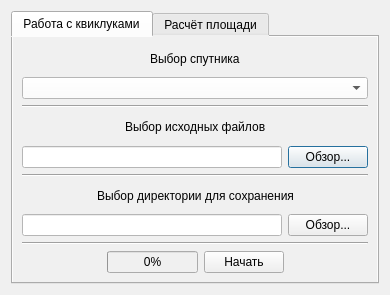
Above: helper_main_dialog_base.ui from bazzile/helper before the change. Below: the same form after it.
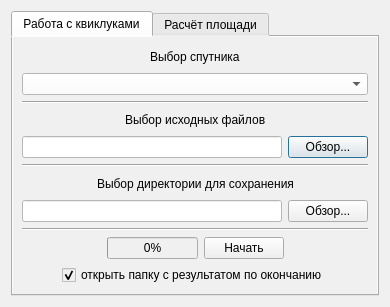
That is the form after the change.

Commit message: первая рабочая версия с БКА

```diff
--- a/helper_main_dialog_base.ui
+++ b/helper_main_dialog_base.ui
@@ -272,6 +272,46 @@
            </item>
           </layout>
          </item>
+         <item>
+          <layout class="QHBoxLayout" name="horizontalLayout">
+           <item>
+            <spacer name="horizontalSpacer_10">
+             <property name="orientation">
+              <enum>Qt::Horizontal</enum>
+             </property>
+             <property name="sizeHint" stdset="0">
+              <size>
+               <width>40</width>
+               <height>20</height>
+              </size>
+             </property>
+            </spacer>
+           </item>
+           <item>
+            <widget class="QCheckBox" name="browse_on_complete">
+             <property name="text">
+              <string>открыть папку с результатом по окончанию</string>
+             </property>
+             <property name="checked">
+              <bool>true</bool>
+             </property>
+            </widget>
+           </item>
+           <item>
+            <spacer name="horizontalSpacer_9">
+             <property name="orientation">
+              <enum>Qt::Horizontal</enum>
+             </property>
+             <property name="sizeHint" stdset="0">
+              <size>
+               <width>40</width>
+               <height>20</height>
+              </size>
+             </property>
+            </spacer>
+           </item>
+          </layout>
+         </item>
         </layout>
        </item>
       </layout>
```
Left out of the diff: 10 changed lines with no effect on the pictures. The commit also changes 2 other files.
